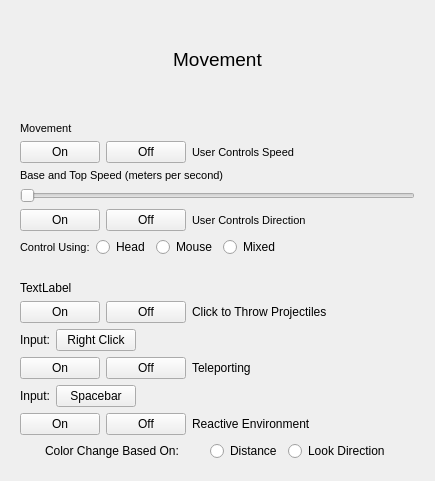
Above: task_passiveflyaround.ui from Painless-VR-Capstone/Qt-ClientApp before the change. Below: the same form after it.
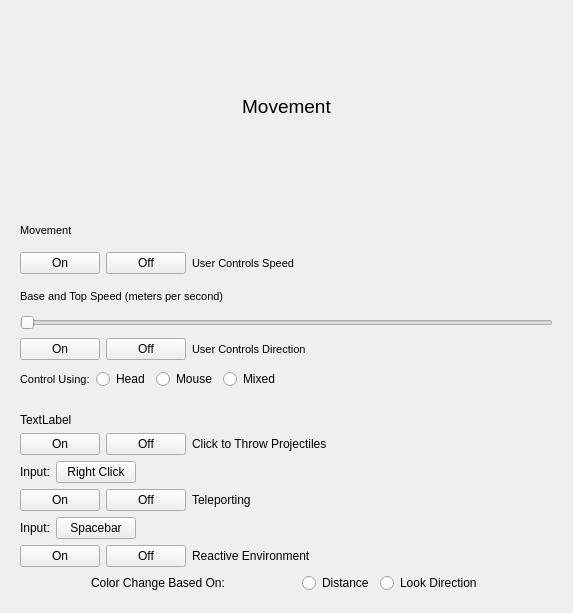
That is the form after the change.

```diff
--- a/task_passiveflyaround.ui
+++ b/task_passiveflyaround.ui
@@ -6,13 +6,13 @@
    <rect>
     <x>0</x>
     <y>0</y>
-    <width>435</width>
-    <height>481</height>
+    <width>573</width>
+    <height>613</height>
    </rect>
   </property>
   <property name="sizePolicy">
    <sizepolicy hsizetype="Preferred" vsizetype="Preferred">
-    <horstretch>2</horstretch>
+    <horstretch>0</horstretch>
     <verstretch>0</verstretch>
    </sizepolicy>
   </property>
@@ -23,7 +23,7 @@
    <item row="0" column="0">
     <widget class="QLabel" name="label_2">
      <property name="sizePolicy">
-      <sizepolicy hsizetype="Expanding" vsizetype="Expanding">
+      <sizepolicy hsizetype="Preferred" vsizetype="Preferred">
        <horstretch>0</horstretch>
        <verstretch>0</verstretch>
       </sizepolicy>
@@ -47,7 +47,7 @@
    <item row="1" column="0">
     <widget class="QWidget" name="widget_4" native="true">
      <property name="sizePolicy">
-      <sizepolicy hsizetype="Expanding" vsizetype="Expanding">
+      <sizepolicy hsizetype="Preferred" vsizetype="Preferred">
        <horstretch>0</horstretch>
        <verstretch>0</verstretch>
       </sizepolicy>
@@ -274,7 +274,7 @@
    <item row="2" column="0">
     <widget class="QWidget" name="widget_5" native="true">
      <property name="sizePolicy">
-      <sizepolicy hsizetype="Expanding" vsizetype="Expanding">
+      <sizepolicy hsizetype="Preferred" vsizetype="Preferred">
        <horstretch>0</horstretch>
        <verstretch>0</verstretch>
       </sizepolicy>
```
